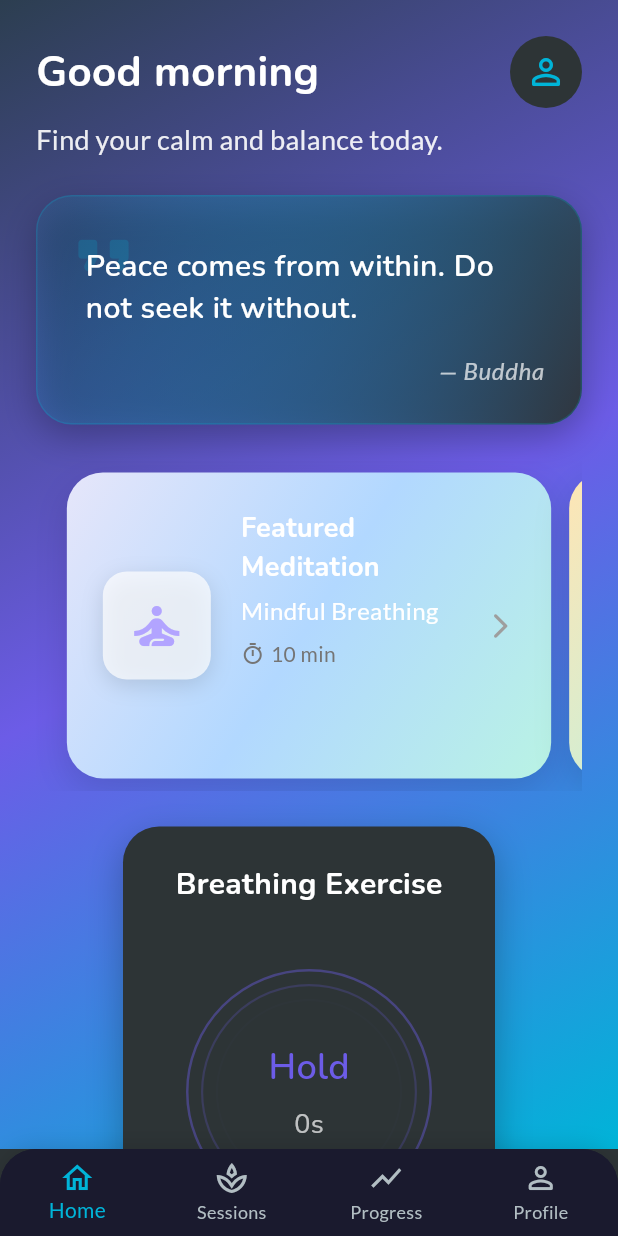
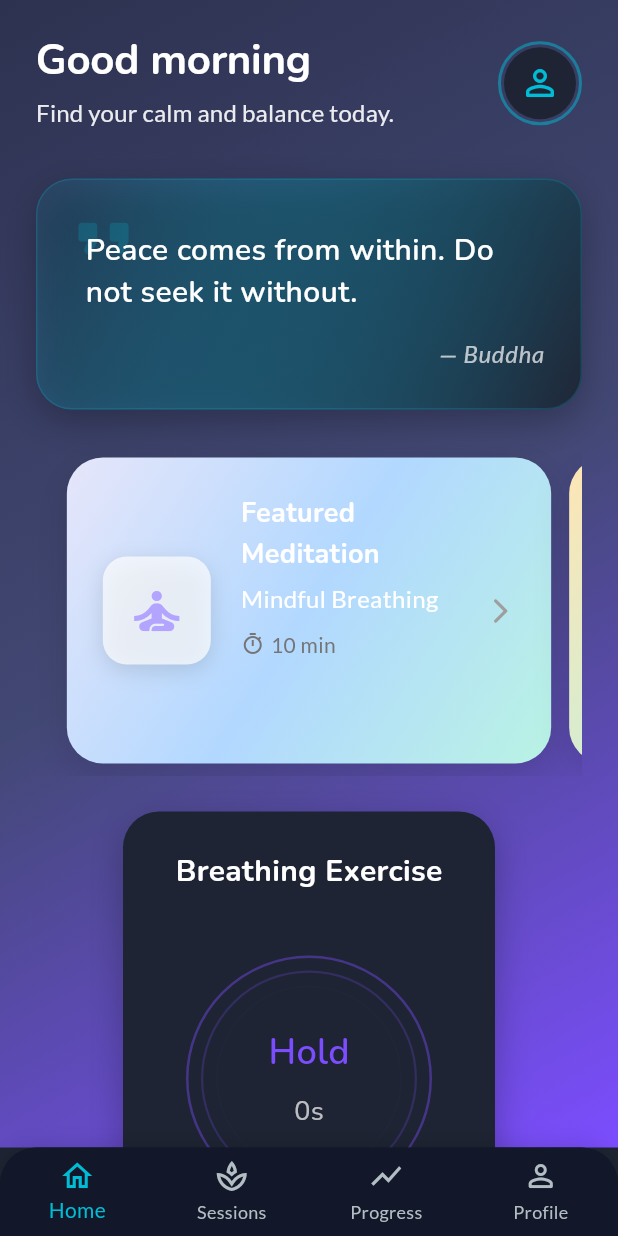
Before and after one commit to Nishanbhattarai498/ui_app, a Flutter app: the screen it shows after launch, on a phone screen of 412 x 824 dp. Run offline on Flutter 3.47's test engine with Material 3 defaults, Android fonts, the phone set to English and light mode, and no system bars; our stand-ins replace fl_chart, google_fonts.

Commit message:
Refactor HomeScreen to use StatefulWidget; add animations for greeting and components, enhance UI with improved text styles and layout, and update AppColors for consistent theming.

```diff
--- a/lib/screens/home_screen.dart
+++ b/lib/screens/home_screen.dart
@@ -4,8 +4,52 @@ import '../theme/app_colors.dart';
 import '../widgets/motivation_quote_card.dart';
 import '../widgets/breathing_guide_widget.dart';
 
-class HomeScreen extends StatelessWidget {
+class HomeScreen extends StatefulWidget {
   const HomeScreen({super.key});
+
+  @override
+  State<HomeScreen> createState() => _HomeScreenState();
+}
+
+class _HomeScreenState extends State<HomeScreen> with SingleTickerProviderStateMixin {
+  late final AnimationController _controller;
+  late final List<Animation<double>> _animations;
+
+  @override
+  void initState() {
+    super.initState();
+    _controller = AnimationController(
+      vsync: this,
+      duration: const Duration(milliseconds: 1200),
+    );
+
+    _animations = List.generate(
+      4,
+      (index) => CurvedAnimation(
+        parent: _controller,
+        curve: Interval(
+          index * 0.1,
+          0.6 + index * 0.1,
+          curve: Curves.easeOutCubic,
+        ),
+      ),
+    );
+
+    _controller.forward();
+  }
+
+  @override
+  void dispose() {
+    _controller.dispose();
+    super.dispose();
+  }
+
+  String _getGreeting() {
+    final hour = DateTime.now().hour;
+    if (hour < 12) return 'Good morning';
+    if (hour < 17) return 'Good afternoon';
+    return 'Good evening';
+  }
 
   @override
   Widget build(BuildContext context) {
@@ -14,22 +58,59 @@ class HomeScreen extends StatelessWidget {
       child: Container(
         decoration: BoxDecoration(gradient: AppGradients.mainGradient),
         child: SingleChildScrollView(
+          physics: const BouncingScrollPhysics(),
           padding: const EdgeInsets.symmetric(horizontal: 24, vertical: 24),
           child: Column(
             crossAxisAlignment: CrossAxisAlignment.start,
             children: [
-              Row(
+              FadeTransition(
+                opacity: _animations[0],
+                child: SlideTransition(
+                  position: Tween<Offset>(
+                    begin: const Offset(0, -0.2),
+                    end: Offset.zero,
+                  ).animate(_animations[0]),
+                  child: Row(
                     mainAxisAlignment: MainAxisAlignment.spaceBetween,
+                    children: [
+                      Column(
+                        crossAxisAlignment: CrossAxisAlignment.start,
                         children: [
                           Text(
                             greeting,
-                    style: GoogleFonts.nunito(
-                      fontSize: 28,
-                      fontWeight: FontWeight.w700,
-                      color: AppColors.textPrimary,
+                            style: Theme.of(context).textTheme.headlineLarge?.copyWith(
+                              color: AppColors.textLight,
+                              height: 1.1,
                             ),
                           ),
-                  CircleAvatar(
+                          const SizedBox(height: 8),
+                          Text(
+                            'Find your calm and balance today.',
+                            style: Theme.of(context).textTheme.bodyLarge?.copyWith(
+                              color: AppColors.textLight.withOpacity(0.9),
+                            ),
+                          ),
+                        ],
+                      ),
+                      Hero(
+                        tag: 'profile_avatar',
+                        child: Material(
+                          color: Colors.transparent,
+                          child: InkWell(
+                            onTap: () {
+                              // Navigate to profile
+                            },
+                            borderRadius: BorderRadius.circular(30),
+                            child: Container(
+                              padding: const EdgeInsets.all(2),
+                              decoration: BoxDecoration(
+                                shape: BoxShape.circle,
+                                border: Border.all(
+                                  color: AppColors.accent.withOpacity(0.5),
+                                  width: 2,
+                                ),
+                              ),
+                              child: CircleAvatar(
                                 radius: 24,
                                 backgroundColor: AppColors.cardBg,
                                 child: Icon(
@@ -38,23 +119,26 @@ class HomeScreen extends StatelessWidget {
                                   size: 28,
                                 ),
                               ),
+                            ),
+                          ),
+                        ),
+                      ),
                     ],
                   ),
-              const SizedBox(height: 8),
-              Text(
-                'Find your calm and balance today.',
-                style: GoogleFonts.lato(
-                  fontSize: 18,
-                  color: AppColors.textLight.withOpacity(0.9),
+                ),
+              ),
+              const SizedBox(height: 32),
+              FadeTransition(
+                opacity: _animations[1],
+                child: MotivationQuoteCard(
+                  quote: 'Peace comes from within. Do not seek it without.',
+                  author: 'Buddha',
                 ),
               ),
               const SizedBox(height: 24),
-              MotivationQuoteCard(
-                quote: 'Peace comes from within. Do not seek it without.',
-                author: 'Buddha',
-              ),
-              const SizedBox(height: 24),
-              SizedBox(
+              FadeTransition(
+                opacity: _animations[2],
+                child: SizedBox(
                   height: 220,
                   child: PageView(
                     controller: PageController(viewportFraction: 0.92),
@@ -64,20 +148,17 @@ class HomeScreen extends StatelessWidget {
                     ],
                   ),
                 ),
+              ),
               const SizedBox(height: 24),
-              Center(child: BreathingGuideWidget()),
+              FadeTransition(
+                opacity: _animations[3],
+                child: Center(child: BreathingGuideWidget()),
+              ),
             ],
           ),
         ),
       ),
     );
-  }
-
-  String _getGreeting() {
-    final hour = DateTime.now().hour;
-    if (hour < 12) return 'Good morning';
-    if (hour < 18) return 'Good afternoon';
-    return 'Good evening';
   }
 }
 
--- a/lib/theme/app_colors.dart
+++ b/lib/theme/app_colors.dart
@@ -2,14 +2,14 @@ import 'package:flutter/material.dart';
 
 class AppColors {
   // Primary Colors
-  static const primary = Color(0xFF2C3E50); // Dark Blue
-  static const secondary = Color(0xFF6C5CE7); // Deep Purple
-  static const accent = Color(0xFF00B4D8); // Deep Cyan
+  static const primary = Color(0xFF2D3250); // Rich Navy
+  static const secondary = Color(0xFF7C4DFF); // Vibrant Purple
+  static const accent = Color(0xFF00BCD4); // Bright Cyan
 
   // Background Colors
-  static const background = Color(0xFF1A1A2E); // Dark Blue-tinted Black
-  static const cardBg = Color(0xFF2D3436); // Dark Gray
-  static const surfaceLight = Color(0xFF34495E); // Dark Blue Surface
+  static const background = Color(0xFF121829); // Deep Space Blue
+  static const cardBg = Color(0xFF1E2433); // Dark Slate
+  static const surfaceLight = Color(0xFF2A3142); // Medium Slate
 
   // Text Colors
   static const textPrimary = Color(0xFFFFFFFF); // Pure White
@@ -21,41 +21,43 @@ class AppColors {
   static const warning = Color(0xFFFDAA5D); // Dark Amber
   static const error = Color(0xFFE17055); // Dark Red
   static const info = Color(0xFF0984E3); // Dark Blue
-
   // Gradient Colors
-  static const gradientStart = Color(0xFF2C3E50); // Dark Blue
-  static const gradientMiddle = Color(0xFF6C5CE7); // Deep Purple
-  static const gradientEnd = Color(0xFF00B4D8); // Deep Cyan
+  static const gradientStart = Color(0xFF2D3250); // Rich Navy
+  static const gradientMiddle = Color(0xFF424874); // Deep Indigo
+  static const gradientEnd = Color(0xFF7C4DFF); // Vibrant Purple
 }
 
 class AppGradients {
   static const mainGradient = LinearGradient(
     colors: [
-      AppColors.gradientStart,
-      AppColors.gradientMiddle,
-      AppColors.gradientEnd,
+      Color(0xFF2D3250),  // Rich Navy
+      Color(0xFF424874),  // Deep Indigo
+      Color(0xFF7C4DFF),  // Vibrant Purple
     ],
     begin: Alignment.topLeft,
     end: Alignment.bottomRight,
+    stops: [0.0, 0.5, 1.0],
   );
 
   static const cardGradient = LinearGradient(
     colors: [
-      AppColors.gradientStart,
-      Color(0xFF373B44), // Dark slate
-      AppColors.gradientMiddle,
+      Color(0xFF1E2433),  // Dark Slate
+      Color(0xFF2A3142),  // Medium Slate
+      Color(0xFF424874),  // Deep Indigo
     ],
     begin: Alignment.bottomCenter,
     end: Alignment.topCenter,
+    stops: [0.0, 0.4, 1.0],
   );
 
   static const accentGradient = LinearGradient(
     colors: [
-      AppColors.gradientMiddle,
-      Color(0xFF373B44), // Dark slate
-      AppColors.gradientEnd,
+      Color(0xFF7C4DFF),  // Vibrant Purple
+      Color(0xFF424874),  // Deep Indigo
+      Color(0xFF00BCD4),  // Bright Cyan
     ],
     begin: Alignment.topLeft,
     end: Alignment.bottomRight,
+    stops: [0.0, 0.6, 1.0],
   );
 }
--- a/lib/theme/app_theme.dart
+++ b/lib/theme/app_theme.dart
@@ -16,20 +16,75 @@ ThemeData buildLightTheme() {
       onSurface: AppColors.textPrimary,
       onBackground: AppColors.textPrimary,
       onError: AppColors.textLight,
+      tertiary: AppColors.accent,
+      onTertiary: AppColors.textLight,
     ),
     textTheme: GoogleFonts.nunitoTextTheme().copyWith(
+      displayLarge: GoogleFonts.nunito(
+        fontSize: 36,
+        fontWeight: FontWeight.w700,
+        letterSpacing: -0.5,
+        height: 1.2,
+      ),
+      displayMedium: GoogleFonts.nunito(
+        fontSize: 32,
+        fontWeight: FontWeight.w700,
+        letterSpacing: -0.3,
+        height: 1.2,
+      ),
       headlineLarge: GoogleFonts.nunito(
-        fontSize: 30,
+        fontSize: 28,
         fontWeight: FontWeight.w700,
+        letterSpacing: -0.2,
+        height: 1.3,
       ),
       headlineMedium: GoogleFonts.nunito(
         fontSize: 24,
         fontWeight: FontWeight.w600,
+        letterSpacing: -0.15,
+        height: 1.3,
       ),
-      titleLarge: GoogleFonts.lato(fontSize: 20, fontWeight: FontWeight.w600),
-      bodyLarge: GoogleFonts.lato(fontSize: 16),
-      bodyMedium: GoogleFonts.lato(fontSize: 14),
-      labelSmall: GoogleFonts.lato(fontSize: 12, color: Colors.grey[600]),
+      titleLarge: GoogleFonts.nunito(
+        fontSize: 20,
+        fontWeight: FontWeight.w600,
+        letterSpacing: 0,
+        height: 1.4,
+      ),
+      bodyLarge: GoogleFonts.lato(
+        fontSize: 16,
+        letterSpacing: 0.15,
+        height: 1.5,
+      ),
+      bodyMedium: GoogleFonts.lato(
+        fontSize: 14,
+        letterSpacing: 0.25,
+        height: 1.5,
+      ),
+      labelLarge: GoogleFonts.lato(
+        fontSize: 14,
+        fontWeight: FontWeight.w500,
+        letterSpacing: 0.1,
+        height: 1.4,
+      ),
+      labelMedium: GoogleFonts.lato(
+        fontSize: 12,
+        fontWeight: FontWeight.w500,
+        letterSpacing: 0.5,
+        height: 1.4,
+      ),
+    ),
+    cardTheme: const CardTheme(
+      elevation: 4,
+      shadowColor: Colors.black26,
+      surfaceTintColor: Colors.white12,
+      clipBehavior: Clip.antiAlias,
+    ),
+    elevatedButtonTheme: ElevatedButtonThemeData(
+      style: ElevatedButton.styleFrom(
+        padding: const EdgeInsets.symmetric(horizontal: 24, vertical: 12),
+        shape: RoundedRectangleBorder(borderRadius: BorderRadius.circular(16)),
+        elevation: 4,
+      ),
     ),
     useMaterial3: true,
   );
@@ -41,14 +96,16 @@ ThemeData buildDarkTheme() {
       brightness: Brightness.dark,
       primary: AppColors.primary,
       secondary: AppColors.secondary,
-      surface: Color(0xFF1A1F36),
-      background: Color(0xFF0F1424),
+      surface: AppColors.cardBg,
+      background: AppColors.background,
       error: AppColors.error,
       onPrimary: AppColors.textLight,
       onSecondary: AppColors.textLight,
       onSurface: AppColors.textLight,
       onBackground: AppColors.textLight,
       onError: AppColors.textLight,
+      tertiary: AppColors.accent,
+      onTertiary: AppColors.textLight,
     ),
     textTheme: GoogleFonts.nunitoTextTheme(ThemeData.dark().textTheme).copyWith(
       headlineLarge: GoogleFonts.nunito(
```
Lines whose indentation alone changed are shown as unchanged.
